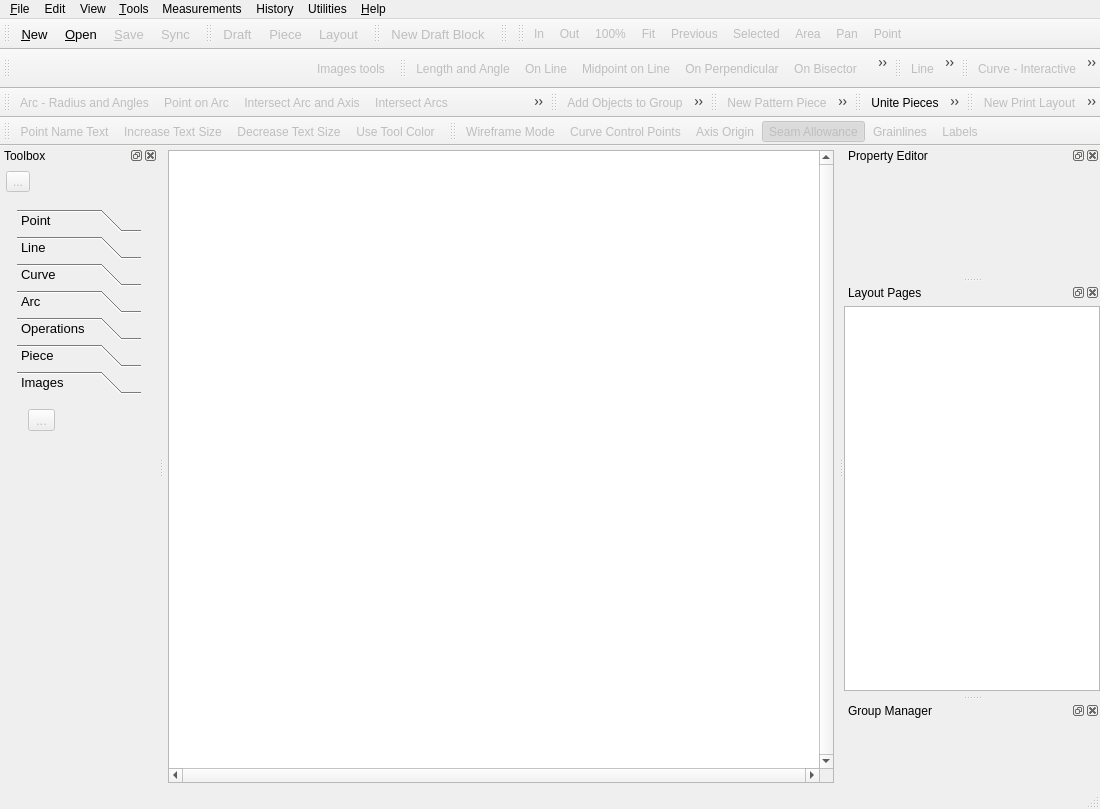
Qt form src/app/seamly2d/mainwindow.ui (bitsembler/Seamly2D) before a commit.
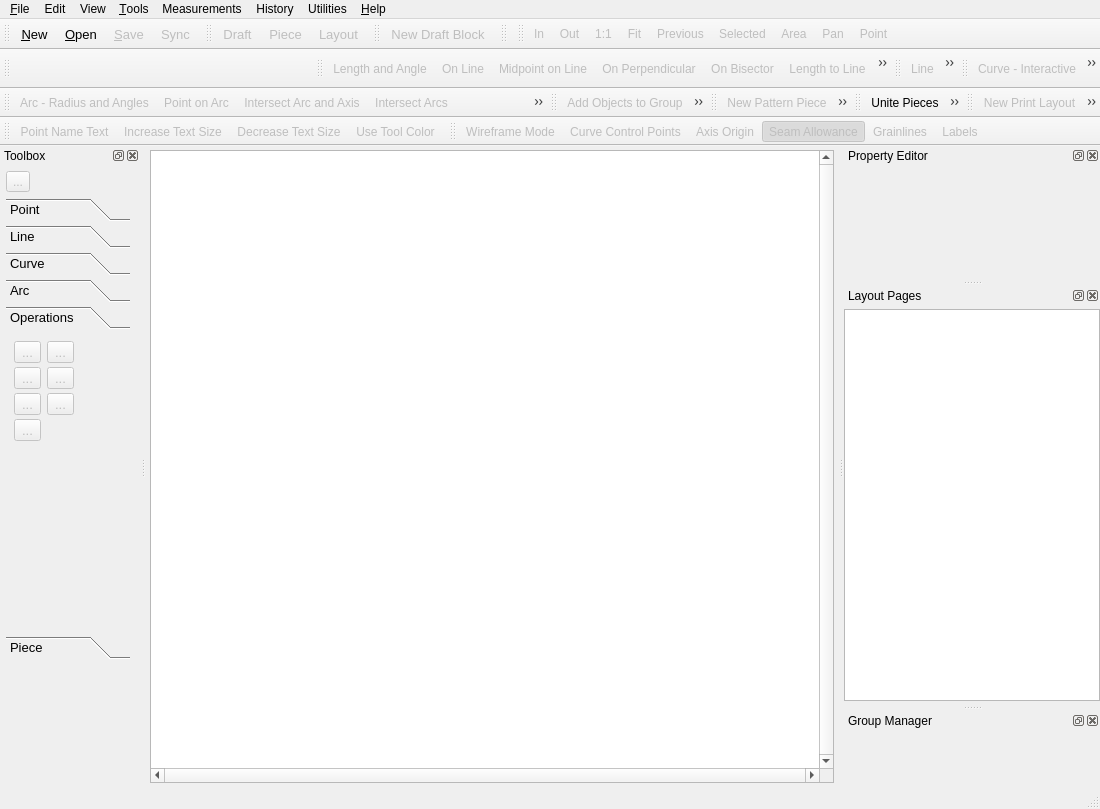
The same form after that commit. The open tabs and pages were chosen to show the change. Icons and pictures are not drawn. Custom widgets are drawn as their Qt base class.

The edit to the form file:
```diff
--- a/src/app/seamly2d/mainwindow.ui
+++ b/src/app/seamly2d/mainwindow.ui
@@ -44,7 +44,7 @@
       </property>
       <property name="sizePolicy">
        <sizepolicy hsizetype="Expanding" vsizetype="Expanding">
-        <horstretch>12</horstretch>
+        <horstretch>5</horstretch>
         <verstretch>0</verstretch>
        </sizepolicy>
       </property>
@@ -461,7 +461,7 @@
    <property name="minimumSize">
     <size>
      <width>220</width>
-     <height>127</height>
+     <height>113</height>
     </size>
    </property>
    <property name="allowedAreas">
@@ -549,7 +549,7 @@
    <property name="minimumSize">
     <size>
      <width>220</width>
-     <height>46</height>
+     <height>40</height>
     </size>
    </property>
    <property name="toolTip">
@@ -612,7 +612,6 @@
    <addaction name="pieces_Action"/>
    <addaction name="details_Action"/>
    <addaction name="layout_Action"/>
-   <addaction name="images_Action"/>
   </widget>
   <widget class="QToolBar" name="points_ToolBar">
    <property name="windowTitle">
@@ -774,8 +773,8 @@
   <widget class="QDockWidget" name="toolbox_DockWidget">
    <property name="minimumSize">
     <size>
-     <width>158</width>
-     <height>530</height>
+     <width>140</width>
+     <height>524</height>
     </size>
    </property>
    <property name="maximumSize">
@@ -856,7 +855,7 @@
          </property>
         </widget>
        </item>
-       <item alignment="Qt::AlignTop">
+       <item>
         <widget class="QStackedWidget" name="toolbox_StackedWidget">
          <property name="minimumSize">
           <size>
@@ -868,12 +867,18 @@
           <number>0</number>
          </property>
          <widget class="QWidget" name="draftMode_Page">
-          <layout class="QVBoxLayout" name="verticalLayout_4">
-           <item>
             <widget class="QToolBox" name="draft_ToolBox">
              <property name="enabled">
               <bool>true</bool>
              </property>
+           <property name="geometry">
+            <rect>
+             <x>0</x>
+             <y>0</y>
+             <width>124</width>
+             <height>461</height>
+            </rect>
+           </property>
              <property name="sizePolicy">
               <sizepolicy hsizetype="Preferred" vsizetype="Maximum">
                <horstretch>1</horstretch>
@@ -1896,8 +1901,8 @@
                <rect>
                 <x>0</x>
                 <y>0</y>
-                <width>128</width>
-                <height>180</height>
+              <width>124</width>
+              <height>287</height>
                </rect>
               </property>
               <property name="toolTip">
@@ -2263,66 +2268,7 @@
                </item>
               </layout>
              </widget>
-             <widget class="QWidget" name="backgroundImage_Page">
-              <property name="geometry">
-               <rect>
-                <x>0</x>
-                <y>0</y>
-                <width>128</width>
-                <height>56</height>
-               </rect>
-              </property>
-              <property name="sizePolicy">
-               <sizepolicy hsizetype="Preferred" vsizetype="Maximum">
-                <horstretch>0</horstretch>
-                <verstretch>0</verstretch>
-               </sizepolicy>
-              </property>
-              <property name="toolTip">
-               <string>Tools for inserting or modifying images.</string>
-              </property>
-              <attribute name="icon">
-               <iconset resource="share/resources/toolicon.qrc">
-                <normaloff>:/toolicon/32x32/image_menu_icon.png</normaloff>:/toolicon/32x32/image_menu_icon.png</iconset>
-              </attribute>
-              <attribute name="label">
-               <string>Images</string>
-              </attribute>
-              <attribute name="toolTip">
-               <string>Images</string>
-              </attribute>
-              <layout class="QFormLayout" name="formLayout">
-               <item row="0" column="0">
-                <widget class="QToolButton" name="importImage_ToolButton">
-                 <property name="enabled">
-                  <bool>false</bool>
-                 </property>
-                 <property name="toolTip">
-                  <string>Import Image (Alt + I)</string>
-                 </property>
-                 <property name="text">
-                  <string notr="true">...</string>
-                 </property>
-                 <property name="icon">
-                  <iconset resource="../../libs/vmisc/share/resources/icon.qrc">
-                   <normaloff>:/icon/32x32/add_image.png</normaloff>:/icon/32x32/add_image.png</iconset>
-                 </property>
-                 <property name="iconSize">
-                  <size>
-                   <width>32</width>
-                   <height>32</height>
-                  </size>
-                 </property>
-                 <property name="checkable">
-                  <bool>true</bool>
-                 </property>
-                </widget>
-               </item>
-              </layout>
-             </widget>
-            </widget>
-           </item>
-          </layout>
+          </widget>
          </widget>
          <widget class="QWidget" name="pieceMode_Page">
           <widget class="QToolBox" name="piece_ToolBox">
@@ -4134,10 +4080,10 @@
      <normaloff>:/icons/win.icon.theme/24x24/actions/zoom_100_percent.png</normaloff>:/icons/win.icon.theme/24x24/actions/zoom_100_percent.png</iconset>
    </property>
    <property name="text">
-    <string>Zoom 100%</string>
+    <string>Zoom 1:1</string>
    </property>
    <property name="iconText">
-    <string>100%</string>
+    <string>1:1</string>
    </property>
    <property name="toolTip">
     <string>Zoom to 100 percent (Ctrl+0)</string>
@@ -4643,45 +4589,6 @@
     <string>Export</string>
    </property>
   </action>
-  <action name="images_Action">
-   <property name="enabled">
-    <bool>false</bool>
-   </property>
-   <property name="icon">
-    <iconset resource="share/resources/toolicon.qrc">
-     <normaloff>:/toolicon/32x32/image_menu_icon.png</normaloff>:/toolicon/32x32/image_menu_icon.png</iconset>
-   </property>
-   <property name="text">
-    <string>Images tools</string>
-   </property>
-  </action>
-  <action name="deleteImage_Action">
-   <property name="icon">
-    <iconset resource="../../libs/vmisc/share/resources/icon.qrc">
-     <normaloff>:/icon/32x32/trashcan.png</normaloff>:/icon/32x32/trashcan.png</iconset>
-   </property>
-   <property name="text">
-    <string>Delete</string>
-   </property>
-  </action>
-  <action name="alignImage_Action">
-   <property name="icon">
-    <iconset resource="../../libs/vmisc/share/resources/icon.qrc">
-     <normaloff>:/icon/32x32/alignment.png</normaloff>:/icon/32x32/alignment.png</iconset>
-   </property>
-   <property name="text">
-    <string>Align</string>
-   </property>
-  </action>
-  <action name="lockImage_Action">
-   <property name="icon">
-    <iconset resource="../../libs/vmisc/share/resources/icon.qrc">
-     <normaloff>:/icon/32x32/lock_on.png</normaloff>:/icon/32x32/lock_on.png</iconset>
-   </property>
-   <property name="text">
-    <string>Lock</string>
-   </property>
-  </action>
   <action name="toggleSeamAllowances_Action">
    <property name="checkable">
     <bool>true</bool>
```
Left out of the diff: 77 changed lines with no effect on the pictures. Lines whose indentation alone changed are shown as unchanged.
